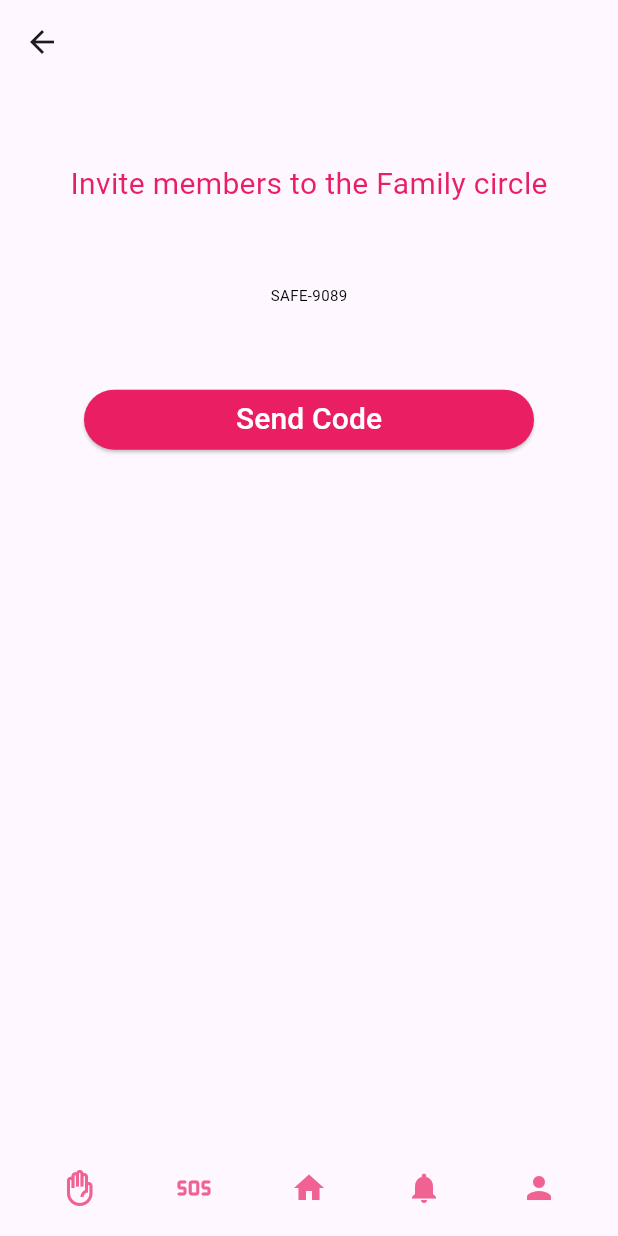
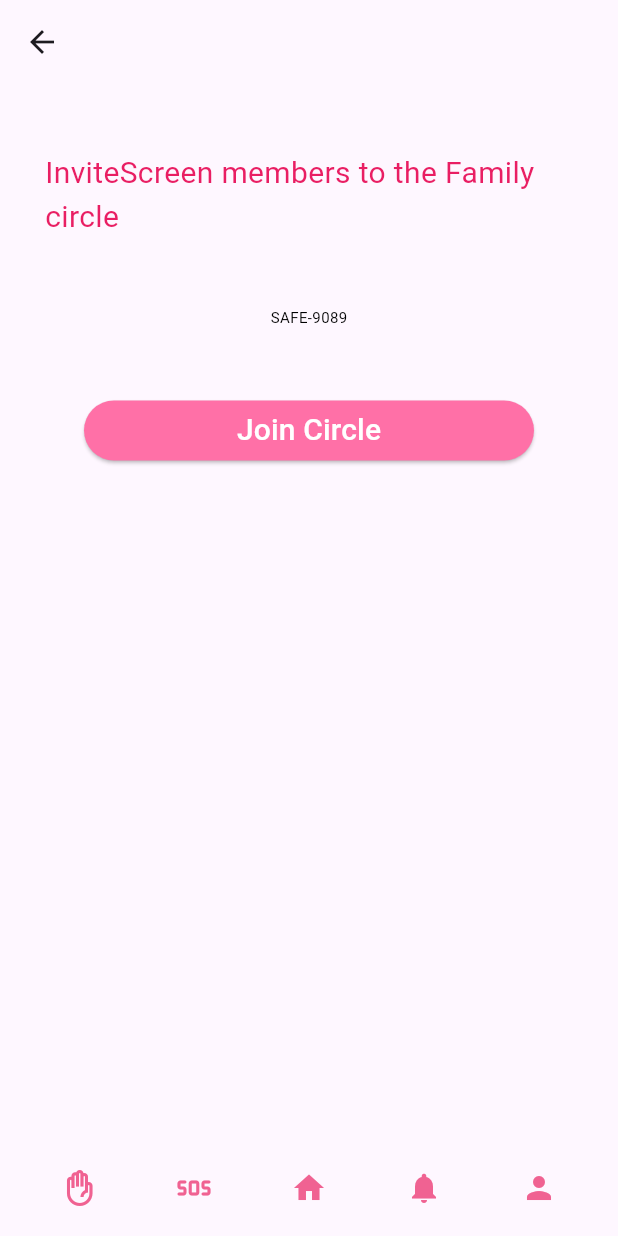
Before and after one commit to silakironji/SafeHer_app, a Flutter app: the InviteScreen screen opened by its route, on a phone screen of 412 x 824 dp. Run offline on Flutter 3.47's test engine with Material 3 defaults, Android fonts, the phone set to English and light mode, and no system bars; our stand-ins replace font_awesome_flutter, geolocator, google_maps_flutter, share.

Commit message:
Revert "rerouted  invite screen and styled"
This reverts commit d6ecb3ddea77989d9f656c2945c5cedfddfe8204.

```diff
--- a/lib/create2_circle.dart
+++ b/lib/create2_circle.dart
@@ -60,10 +60,10 @@
                             (states) => Colors.pink),
                       ),
                       onPressed: () {
-                        Navigator.of(context).pushNamed("/invitescreen");
+                        Navigator.pop(context);
                       },
                       child: const Text(
-                        'Create Circle',
+                        'Join Circle',
                         style: TextStyle(
                           fontSize: 20,
                           color: Colors.white,
--- a/lib/create_circle.dart
+++ b/lib/create_circle.dart
@@ -81,10 +81,10 @@
                       (states) => Colors.pink),
                 ),
                 onPressed: () {
-                  Navigator.of(context).pushNamed("/create2circle");
+                  Navigator.of(context).pushNamed("/joincircle");
                 },
                 child: const Text(
-                  'Create Circle',
+                  'Join Circle',
                   style: TextStyle(
                     fontSize: 20,
                     color: Colors.white,
--- a/lib/invite.dart
+++ b/lib/invite.dart
@@ -14,8 +14,8 @@
           child: Column(
             mainAxisAlignment: MainAxisAlignment.spaceEvenly,
             children: [
-              const Text(
-                "Invite members to the Family circle",
+              Text(
+                "InviteScreen members to the Family circle",
                 style: TextStyle(
                   fontSize: 20,
                   color: Colors.pink,
@@ -35,13 +35,13 @@
                 child: ElevatedButton(
                   style: ButtonStyle(
                     backgroundColor: MaterialStateColor.resolveWith(
-                        (states) => Colors.pink),
+                        (states) => Color.fromRGBO(255, 112, 167, 1)),
                   ),
                   onPressed: () {
-                    Navigator.of(context).pushNamed("/yourcircle");
+                    Navigator.pop(context);
                   },
                   child: const Text(
-                    'Send Code',
+                    'Join Circle',
                     style: TextStyle(
                       fontSize: 20,
                       color: Colors.white,
```
Also changed, not shown: pubspec.yaml (+4 -4 lines), pubspec.lock, 5 other files.
